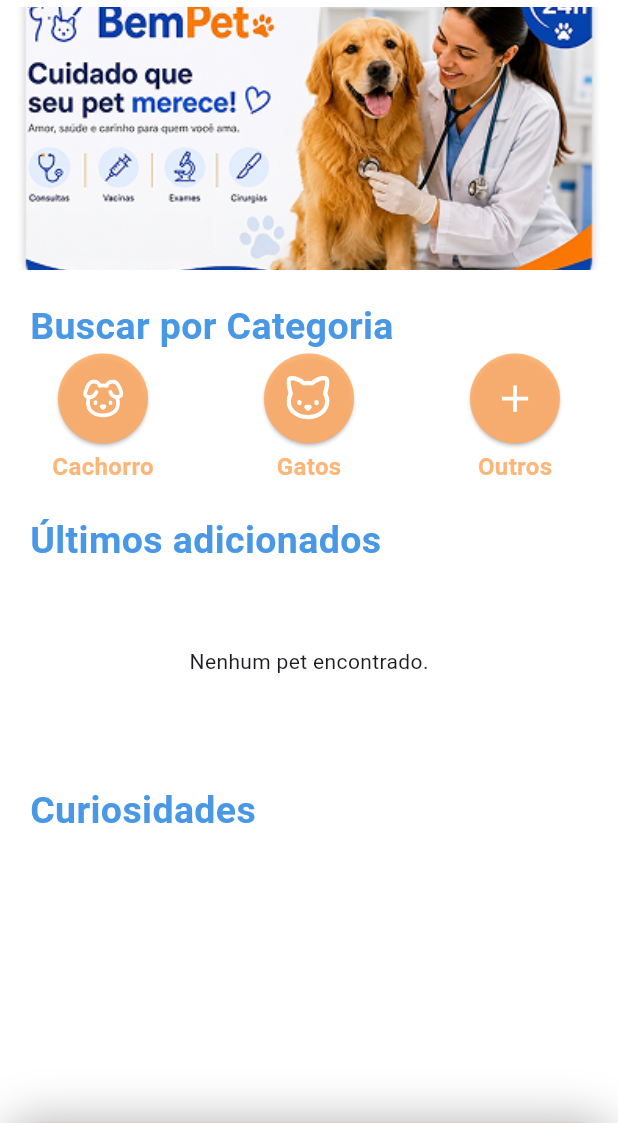
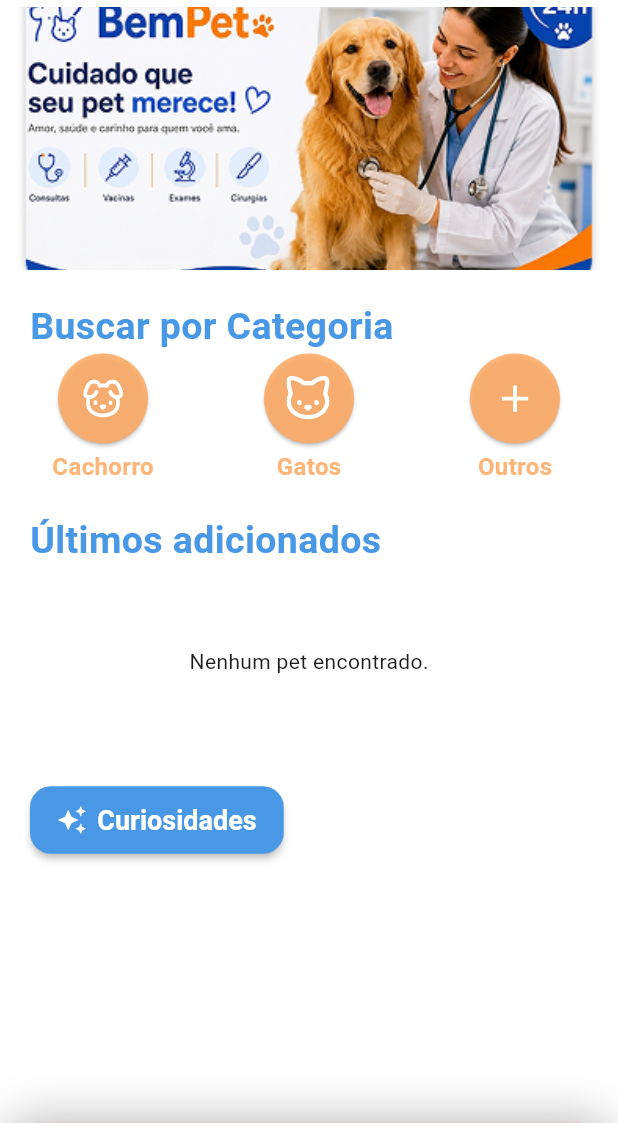
Before and after one commit to Adota-facil/adota, a Flutter app: the screen it shows after launch, scrolled down 365 dp, on a phone screen of 412 x 824 dp, the part 113-1236 px from its top. Run offline on Flutter 3.47's test engine with Material 3 defaults, Android fonts, the light colour scheme and no system bars; drawn by our look-alikes of carousel_slider; our stand-ins replace cloud_firestore, firebase_analytics, firebase_auth, firebase_core, firebase_storage, flutter_svg and 3 more; missing offline and left inert: crop_your_image; accounts and stored records are empty.

Commit message:
Commit dos botões funcionando da home page

```diff
--- a/lib/view/pages/home_page_view.dart
+++ b/lib/view/pages/home_page_view.dart
@@ -14,8 +14,15 @@ const List<String> _bannersSecundarios = ["assets/image/Rectangle 30.png"];
 
 class HomePageView extends StatelessWidget {
   final ValueChanged<String>? onCategoriaSelecionada;
+  final VoidCallback? onAdoteAgora;
+  final VoidCallback? onAnunciarPet;
 
-  const HomePageView({super.key, this.onCategoriaSelecionada});
+  const HomePageView({
+    super.key,
+    this.onCategoriaSelecionada,
+    this.onAdoteAgora,
+    this.onAnunciarPet,
+  });
 
   @override
   Widget build(BuildContext context) {
@@ -63,14 +70,7 @@ class HomePageView extends StatelessWidget {
                     mainAxisAlignment: MainAxisAlignment.spaceEvenly,
                     children: [
                       ElevatedButton(
-                        onPressed: () {
-                          Navigator.push(
-                            context,
-                            MaterialPageRoute(
-                              builder: (context) => CuriosidadesView(),
-                            ),
-                          );
-                        },
+                        onPressed: onAdoteAgora,
                         style: ElevatedButton.styleFrom(
                           backgroundColor: const Color(0xFF4998E5),
                           elevation: 4,
@@ -90,7 +90,7 @@ class HomePageView extends StatelessWidget {
                         ),
                       ),
                       ElevatedButton(
-                        onPressed: () {},
+                        onPressed: onAnunciarPet,
                         style: ElevatedButton.styleFrom(
                           backgroundColor: const Color(0xFFFEAA62),
                           elevation: 4,
@@ -207,13 +207,33 @@ class HomePageView extends StatelessWidget {
               child: _ListaDePets(controller: controller),
             ),
             Padding(
-              padding: const EdgeInsets.only(left: 20, top: 20),
-              child: const Text(
-                "Curiosidades",
-                style: TextStyle(
-                  fontWeight: FontWeight.bold,
-                  color: Color(0xFF4998E5),
-                  fontSize: 25,
+              padding: const EdgeInsets.only(left: 20, top: 20, right: 20),
+              child: ElevatedButton.icon(
+                onPressed: () {
+                  Navigator.push(
+                    context,
+                    MaterialPageRoute(
+                      builder: (context) => const CuriosidadesView(),
+                    ),
+                  );
+                },
+                icon: const Icon(Icons.auto_awesome, size: 20),
+                label: const Text("Curiosidades"),
+                style: ElevatedButton.styleFrom(
+                  backgroundColor: const Color(0xFF4998E5),
+                  foregroundColor: Colors.white,
+                  elevation: 2,
+                  padding: const EdgeInsets.symmetric(
+                    horizontal: 18,
+                    vertical: 12,
+                  ),
+                  shape: RoundedRectangleBorder(
+                    borderRadius: BorderRadius.circular(14),
+                  ),
+                  textStyle: const TextStyle(
+                    fontWeight: FontWeight.bold,
+                    fontSize: 18,
+                  ),
                 ),
               ),
             ),
--- a/lib/view/widgets/base_page_widget.dart
+++ b/lib/view/widgets/base_page_widget.dart
@@ -19,6 +19,8 @@ class _BasePageViewState extends State<BasePageView> {
   static const double _limiarParaAlternar = 8.0;
 
   int _currentIndex = 0;
+  int _versaoPaginaPets = 0;
+  int _versaoPaginaAnunciarPet = 0;
   String? _categoriaPesquisaInicial;
   final PageController _pageController = PageController();
   bool _mostrarNav = true;
@@ -33,10 +35,22 @@ class _BasePageViewState extends State<BasePageView> {
   ];
 
   void _onPageChanged(int index) {
+    final saiuDaPaginaDePets = _currentIndex == 1 && index != 1;
+    final saiuDaPaginaDeAnunciarPet = _currentIndex == 2 && index != 2;
+
     setState(() {
       _currentIndex = index;
       _mostrarNav = true;
       _deltaAcumulado = 0;
+
+      if (saiuDaPaginaDePets) {
+        _categoriaPesquisaInicial = null;
+        _versaoPaginaPets++;
+      }
+
+      if (saiuDaPaginaDeAnunciarPet) {
+        _versaoPaginaAnunciarPet++;
+      }
     });
   }
 
@@ -91,16 +105,25 @@ class _BasePageViewState extends State<BasePageView> {
               onPageChanged: _onPageChanged,
               children: [
                 HomePageView(
+                  onAdoteAgora: () {
+                    setState(() => _categoriaPesquisaInicial = null);
+                    _onBottomNavTap(1);
+                  },
+                  onAnunciarPet: () => _onBottomNavTap(2),
                   onCategoriaSelecionada: (categoria) {
                     setState(() => _categoriaPesquisaInicial = categoria);
                     _onBottomNavTap(1);
                   },
                 ),
                 SearchPageView(
-                  key: ValueKey(_categoriaPesquisaInicial),
+                  key: ValueKey(
+                    '$_categoriaPesquisaInicial-$_versaoPaginaPets',
+                  ),
                   categoriaInicial: _categoriaPesquisaInicial,
                 ),
-                const CadastroPetView(),
+                CadastroPetView(
+                  key: ValueKey(_versaoPaginaAnunciarPet),
+                ),
                 const PerfilUsuarioView(),
                 const ConfigView(),
               ],
```
